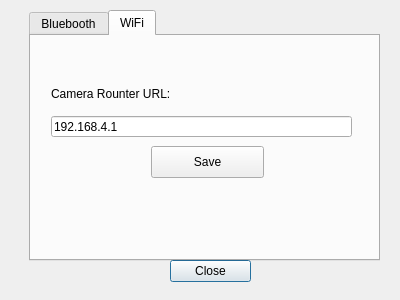
First picture: the form in GameClient/conwindow.ui, repository LyricZhao/GZTank, before the edit.
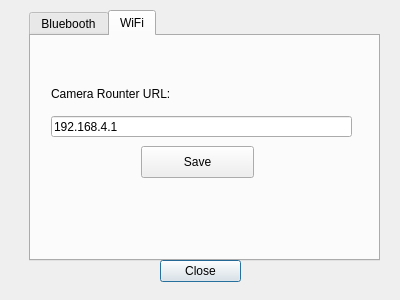
Second picture: the form after the edit. The open tabs and pages were chosen to show the change.

Diff of the .ui file:
```diff
--- a/GameClient/conwindow.ui
+++ b/GameClient/conwindow.ui
@@ -16,7 +16,7 @@
   <widget class="QDialogButtonBox" name="buttonBox">
    <property name="geometry">
     <rect>
-     <x>170</x>
+     <x>160</x>
      <y>260</y>
      <width>81</width>
      <height>31</height>
@@ -147,7 +147,7 @@
     <widget class="QPushButton" name="SaveButton">
      <property name="geometry">
       <rect>
-       <x>120</x>
+       <x>110</x>
        <y>110</y>
        <width>113</width>
        <height>32</height>
```
